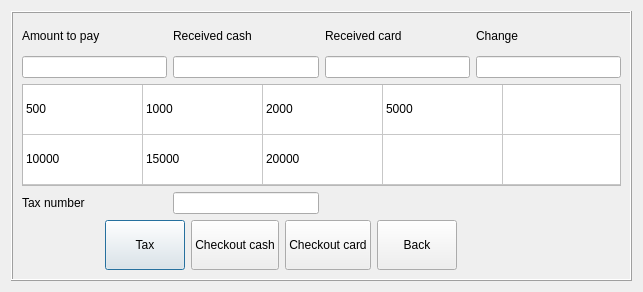
Old version of the form Smart/payment.ui in the repository End1-1/Cafe5.
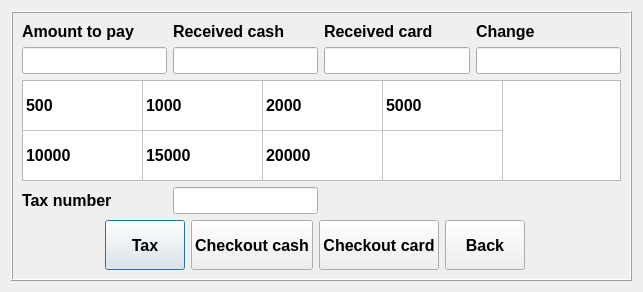
New version of the form. Custom widgets are drawn as their Qt base class.

Diff of the .ui file:
```diff
--- a/Smart/payment.ui
+++ b/Smart/payment.ui
@@ -10,6 +10,13 @@
     <height>292</height>
    </rect>
   </property>
+  <property name="font">
+   <font>
+    <pointsize>12</pointsize>
+    <weight>75</weight>
+    <bold>true</bold>
+   </font>
+  </property>
   <property name="windowTitle">
    <string>Payment</string>
   </property>
@@ -92,6 +99,9 @@
            <property name="checkable">
             <bool>true</bool>
            </property>
+           <property name="checked">
+            <bool>false</bool>
+           </property>
           </widget>
          </item>
          <item>
@@ -307,11 +317,6 @@
           <string>New Column</string>
          </property>
         </column>
-        <column>
-         <property name="text">
-          <string>New Column</string>
-         </property>
-        </column>
         <item row="0" column="0">
          <property name="text">
           <string>500</string>
@@ -393,6 +398,11 @@
    <extends>QLineEdit</extends>
    <header>c5lineedit.h</header>
   </customwidget>
+  <customwidget>
+   <class>C5TableWidget</class>
+   <extends>QTableWidget</extends>
+   <header location="global">c5tablewidget.h</header>
+  </customwidget>
  </customwidgets>
  <resources/>
  <connections/>
```
Left out of the diff: 2 changed lines with no effect on the pictures.
